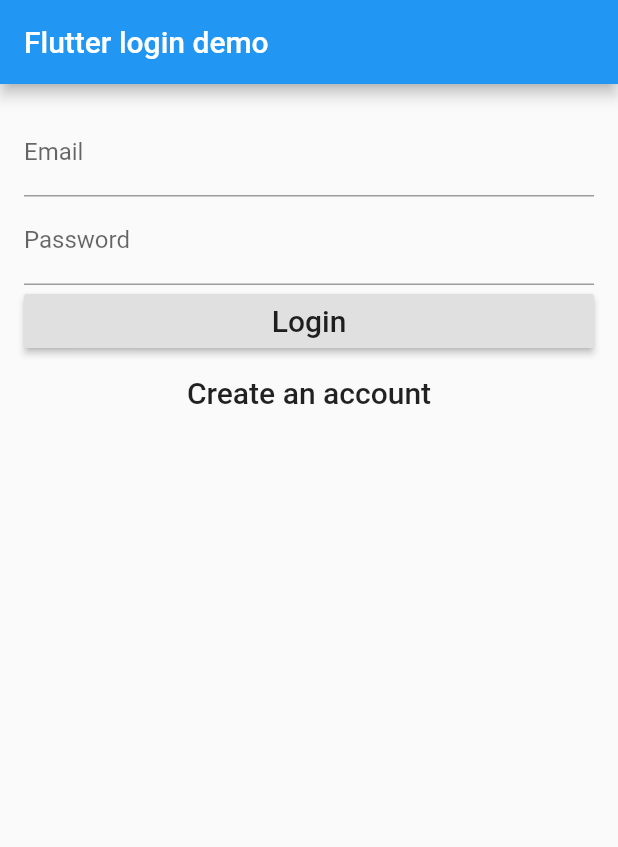
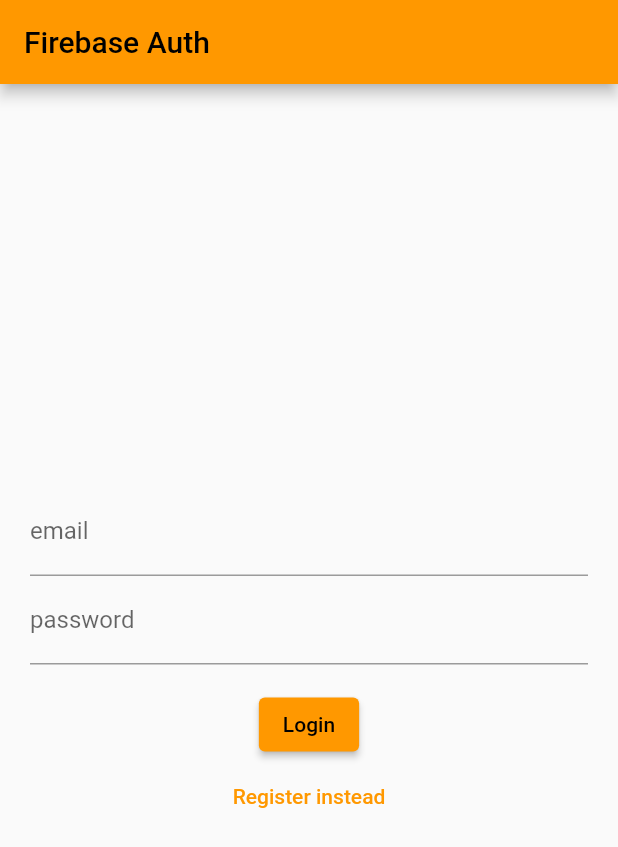
Before and after one commit to ducanh1699/design_app, a Flutter app: the screen it shows after launch, on a phone screen of 412 x 824 dp. Shown: the top 847 px of the screen. Run offline on Flutter 3.47's test engine with Material 2 defaults, Android fonts, the phone set to English and light mode, and no system bars; our stand-ins replace firebase_auth, firebase_core; accounts and stored records are empty.

Commit message:
ducanh firebase

```diff
--- a/lib/login_page.dart
+++ /dev/null
@@ -1,122 +0,0 @@
-import 'package:flutter/material.dart';
-import 'package:firebase_auth/firebase_auth.dart';
-
-class LoginPage extends StatefulWidget {
-  @override
-  State<StatefulWidget> createState() => new _LoginPageState();
-}
-
-enum FormType { login, register }
-
-class _LoginPageState extends State<LoginPage> {
-  final formKey = new GlobalKey<FormState>();
-
-  late String _email;
-  late String _password;
-  FormType _formType = FormType.login;
-
-  bool validateAndSave() {
-    final form = formKey.currentState;
-    if (form!.validate()) {
-      form.save();
-      return true;
-    }
-    return false;
-  }
-
-  void validateAndSubmit() async {
-    if (validateAndSave()) {
-      try {
-        if (_formType == FormType.login) {
-          UserCredential user = await FirebaseAuth.instance
-              .signInWithEmailAndPassword(email: _email, password: _password);
-          print('Signed in: ${user.user!.uid}');
-        } else {
-          UserCredential user = await FirebaseAuth.instance
-              .createUserWithEmailAndPassword(
-                  email: _email, password: _password);
-          print('Registered user: ${user.user!.uid}');
-        }
-      } catch (e) {
-        print('Error: $e');
-      }
-    }
-  }
-
-  void moveToRegister() {
-    formKey.currentState!.reset();
-    setState(() {
-      _formType = FormType.register;
-    });
-  }
-
-  void moveToLogin() {
-    formKey.currentState!.reset();
-    setState(() {
-      _formType = FormType.login;
-    });
-  }
-
-  @override
-  Widget build(BuildContext context) {
-    return new Scaffold(
-        appBar: new AppBar(
-          title: new Text('Flutter login demo'),
-        ),
-        body: new Container(
-            padding: EdgeInsets.all(16.0),
-            child: new Form(
-              key: formKey,
-              child: new Column(
-                crossAxisAlignment: CrossAxisAlignment.stretch,
-                children: buildInputs() + buildSubmitButtons(),
-              ),
-            )));
-  }
-
-  List<Widget> buildInputs() {
-    return [
-      new TextFormField(
-        decoration: new InputDecoration(labelText: 'Email'),
-        validator: (value) => value!.isEmpty ? 'Email can\'t be empty' : null,
-        onSaved: (value) => _email = value!,
-      ),
-      new TextFormField(
-        decoration: new InputDecoration(labelText: 'Password'),
-        obscureText: true,
-        validator: (value) =>
-            value!.isEmpty ? 'Password can\'t be empty' : null,
-        onSaved: (value) => _password = value!,
-      ),
-    ];
-  }
-
-  List<Widget> buildSubmitButtons() {
-    if (_formType == FormType.login) {
-      return [
-        new RaisedButton(
-          child: new Text('Login', style: new TextStyle(fontSize: 20.0)),
-          onPressed: validateAndSubmit,
-        ),
-        new FlatButton(
-          child: new Text('Create an account',
-              style: new TextStyle(fontSize: 20.0)),
-          onPressed: moveToRegister,
-        ),
-      ];
-    } else {
-      return [
-        new RaisedButton(
-          child: new Text('Create an account',
-              style: new TextStyle(fontSize: 20.0)),
-          onPressed: validateAndSubmit,
-        ),
-        new FlatButton(
-          child: new Text('Have an account? Login',
-              style: new TextStyle(fontSize: 20.0)),
-          onPressed: moveToLogin,
-        ),
-      ];
-    }
-  }
-}
--- a/lib/main.dart
+++ b/lib/main.dart
@@ -1,24 +1,24 @@
+import 'package:firebase1/widget_tree.dart';
+import 'package:firebase_core/firebase_core.dart';
 import 'package:flutter/material.dart';
-import 'login_page.dart';
-import 'package:firebase_core/firebase_core.dart';
 
-// void main() {
-//   runApp(new MyApp());
-// }
-void main() async {
+Future<void> main() async {
   WidgetsFlutterBinding.ensureInitialized();
   await Firebase.initializeApp();
-  runApp(MyApp());
+  runApp(const MyApp());
 }
 
 class MyApp extends StatelessWidget {
+  const MyApp({Key? key}) : super(key: key);
+
   @override
   Widget build(BuildContext context) {
-    return new MaterialApp(
-        title: 'Flutter login demo',
-        theme: new ThemeData(
-          primarySwatch: Colors.blue,
-        ),
-        home: new LoginPage());
+    return MaterialApp(
+      debugShowCheckedModeBanner: false,
+      theme: ThemeData(
+        primarySwatch: Colors.orange,
+      ),
+      home: const WidgetTree(),
+    );
   }
 }
--- /dev/null
+++ b/lib/pages/login_register_page.dart
@@ -0,0 +1,108 @@
+import 'package:flutter/material.dart';
+import 'package:firebase_auth/firebase_auth.dart';
+import '../auth.dart';
+
+class LoginPage extends StatefulWidget {
+  const LoginPage({Key? key}) : super(key: key);
+
+  @override
+  State<LoginPage> createState() => _LoginPageState();
+}
+
+class _LoginPageState extends State<LoginPage> {
+  String? errorMessage = '';
+  bool isLogin = true;
+
+  final TextEditingController _controllerEmail = TextEditingController();
+  final TextEditingController _controllerPassword = TextEditingController();
+
+  Future<void> signInWithEmailAndPassword() async {
+    try {
+      await Auth().signInWithEmailAndPassword(
+        email: _controllerEmail.text,
+        password: _controllerPassword.text,
+      );
+    } on FirebaseAuthException catch (e) {
+      setState(() {
+        errorMessage = e.message;
+      });
+    }
+  }
+
+  Future<void> createUserWithEmailAndPassword() async {
+    try {
+      await Auth().createUserWithEmailAndPassword(
+        email: _controllerEmail.text,
+        password: _controllerPassword.text,
+      );
+    } on FirebaseAuthException catch (e) {
+      setState(() {
+        errorMessage = e.message;
+      });
+    }
+  }
+
+  Widget _title() {
+    return const Text('Firebase Auth');
+  }
+
+  Widget _entryField(
+    String title,
+    TextEditingController controller,
+  ) {
+    return TextField(
+      controller: controller,
+      decoration: InputDecoration(
+        labelText: title,
+      ),
+    );
+  }
+
+  Widget _errorMessage() {
+    return Text(errorMessage == '' ? '' : 'Humm ? $errorMessage');
+  }
+
+  Widget _submitButton() {
+    return ElevatedButton(
+      onPressed:
+          isLogin ? signInWithEmailAndPassword : createUserWithEmailAndPassword,
+      child: Text(isLogin ? 'Login' : 'Register'),
+    );
+  }
+
+  Widget _loginOrRegisterButton() {
+    return TextButton(
+      onPressed: () {
+        setState(() {
+          isLogin = !isLogin;
+        });
+      },
+      child: Text(isLogin ? 'Register instead' : 'Login instead'),
+    );
+  }
+
+  @override
+  Widget build(BuildContext context) {
+    return Scaffold(
+      appBar: AppBar(
+        title: _title(),
+      ),
+      body: Container(
+        height: double.infinity,
+        width: double.infinity,
+        padding: const EdgeInsets.all(20),
+        child: Column(
+          crossAxisAlignment: CrossAxisAlignment.center,
+          mainAxisAlignment: MainAxisAlignment.center,
+          children: <Widget>[
+            _entryField('email', _controllerEmail),
+            _entryField('password', _controllerPassword),
+            _errorMessage(),
+            _submitButton(),
+            _loginOrRegisterButton(),
+          ],
+        ),
+      ),
+    );
+  }
+}
--- /dev/null
+++ b/lib/widget_tree.dart
@@ -0,0 +1,27 @@
+import 'package:firebase1/auth.dart';
+import 'package:firebase1/pages/home_page.dart';
+import 'package:firebase1/pages/login_register_page.dart';
+import 'package:flutter/material.dart';
+
+class WidgetTree extends StatefulWidget {
+  const WidgetTree({Key? key}) : super(key: key);
+
+  @override
+  State<WidgetTree> createState() => _WidgetTreeState();
+}
+
+class _WidgetTreeState extends State<WidgetTree> {
+  @override
+  Widget build(BuildContext context) {
+    return StreamBuilder(
+      stream: Auth().authStateChanges,
+      builder: (context, snapshot) {
+        if (snapshot.hasData) {
+          return HomePage();
+        } else {
+          return const LoginPage();
+        }
+      },
+    );
+  }
+}
--- a/pubspec.yaml
+++ b/pubspec.yaml
@@ -1,4 +1,4 @@
-name: flutter_application
+name: firebase1
 description: A new Flutter project.
 
 # The following line prevents the package from being accidentally published to
@@ -37,6 +37,8 @@ dependencies:
   animated_text_kit: ^4.2.2
   firebase_auth: ^3.8.0
   firebase_core: ^1.10.0
+  firebase_core_web: any
+  cloud_firestore: ^3.4.8
   # animated_text_kit: ^4.2.2
 
 dev_dependencies:
```
Also changed, not shown: lib/auth.dart (added, +39 -0 lines), lib/pages/home_page.dart (added, +50 -0 lines), lib/firebase_options.dart (deleted), pubspec.lock, 33 other files.
